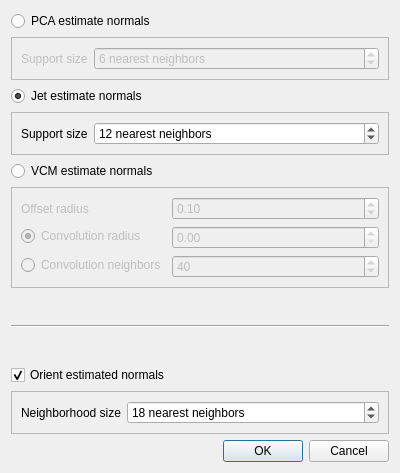
Qt form Polyhedron/demo/Polyhedron/Plugins/Point_set/Point_set_normal_estimation_plugin.ui (CGAL/cgal) before a commit.
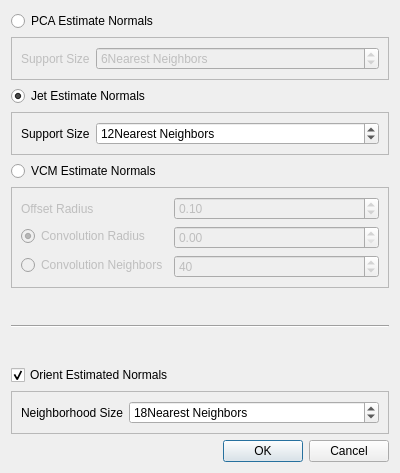
The same form after that commit.

Patch:
```diff
--- a/Polyhedron/demo/Polyhedron/Plugins/Point_set/Point_set_normal_estimation_plugin.ui
+++ b/Polyhedron/demo/Polyhedron/Plugins/Point_set/Point_set_normal_estimation_plugin.ui
@@ -17,7 +17,7 @@
    <item>
     <widget class="QRadioButton" name="buttonPCA">
      <property name="text">
-      <string>PCA estimate normals</string>
+      <string>PCA Estimate Normals</string>
      </property>
     </widget>
    </item>
@@ -39,14 +39,14 @@
       <item row="0" column="0">
        <widget class="QLabel" name="supportSizeLabel">
         <property name="text">
-         <string>Support size</string>
+         <string>Support Size</string>
         </property>
        </widget>
       </item>
       <item row="0" column="1">
        <widget class="QSpinBox" name="m_pca_neighbors">
         <property name="suffix">
-         <string> nearest neighbors</string>
+         <string>Nearest Neighbors</string>
         </property>
         <property name="minimum">
          <number>3</number>
@@ -65,7 +65,7 @@
    <item>
     <widget class="QRadioButton" name="buttonJet">
      <property name="text">
-      <string>Jet estimate normals</string>
+      <string>Jet Estimate Normals</string>
      </property>
      <property name="checked">
       <bool>true</bool>
@@ -87,14 +87,14 @@
       <item row="0" column="0">
        <widget class="QLabel" name="supportSizeLabel_2">
         <property name="text">
-         <string>Support size</string>
+         <string>Support Size</string>
         </property>
        </widget>
       </item>
       <item row="0" column="1">
        <widget class="QSpinBox" name="m_jet_neighbors">
         <property name="suffix">
-         <string> nearest neighbors</string>
+         <string>Nearest Neighbors</string>
         </property>
         <property name="minimum">
          <number>3</number>
@@ -113,7 +113,7 @@
    <item>
     <widget class="QRadioButton" name="buttonVCM">
      <property name="text">
-      <string>VCM estimate normals</string>
+      <string>VCM Estimate Normals</string>
      </property>
     </widget>
    </item>
@@ -135,7 +135,7 @@
       <item row="0" column="0">
        <widget class="QLabel" name="offsetRadiusLabel">
         <property name="text">
-         <string>Offset radius</string>
+         <string>Offset Radius</string>
         </property>
        </widget>
       </item>
@@ -158,7 +158,7 @@
       <item row="1" column="0">
        <widget class="QRadioButton" name="buttonRadius">
         <property name="text">
-         <string>Convolution radius</string>
+         <string>Convolution Radius</string>
         </property>
         <property name="checked">
          <bool>true</bool>
@@ -168,7 +168,7 @@
       <item row="2" column="0">
        <widget class="QRadioButton" name="buttonNeighbors">
         <property name="text">
-         <string>Convolution neighbors</string>
+         <string>Convolution Neighbors</string>
         </property>
        </widget>
       </item>
@@ -224,7 +224,7 @@
    <item>
     <widget class="QCheckBox" name="buttonOrient">
      <property name="text">
-      <string>Orient estimated normals</string>
+      <string>Orient Estimated Normals</string>
      </property>
      <property name="checked">
       <bool>true</bool>
@@ -246,14 +246,14 @@
       <item row="0" column="0">
        <widget class="QLabel" name="neighborhoodSizeLabel">
         <property name="text">
-         <string>Neighborhood size</string>
+         <string>Neighborhood Size</string>
         </property>
        </widget>
       </item>
       <item row="0" column="1">
        <widget class="QSpinBox" name="m_orient_neighbors">
         <property name="suffix">
-         <string> nearest neighbors</string>
+         <string>Nearest Neighbors</string>
         </property>
         <property name="minimum">
          <number>6</number>
```
